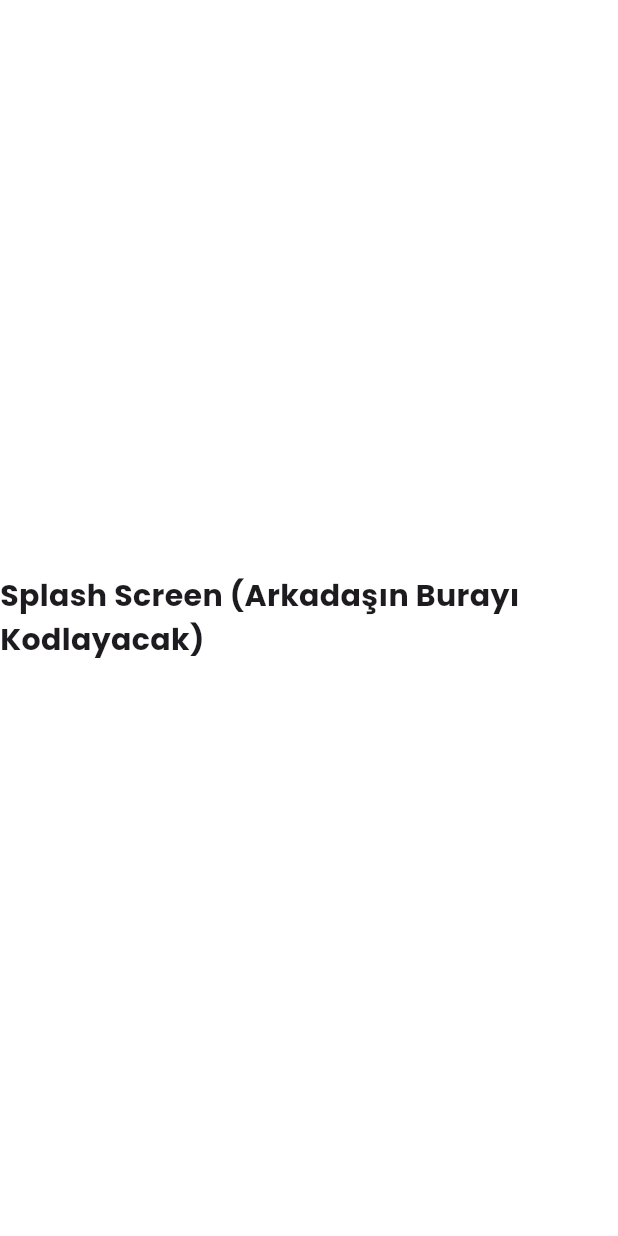
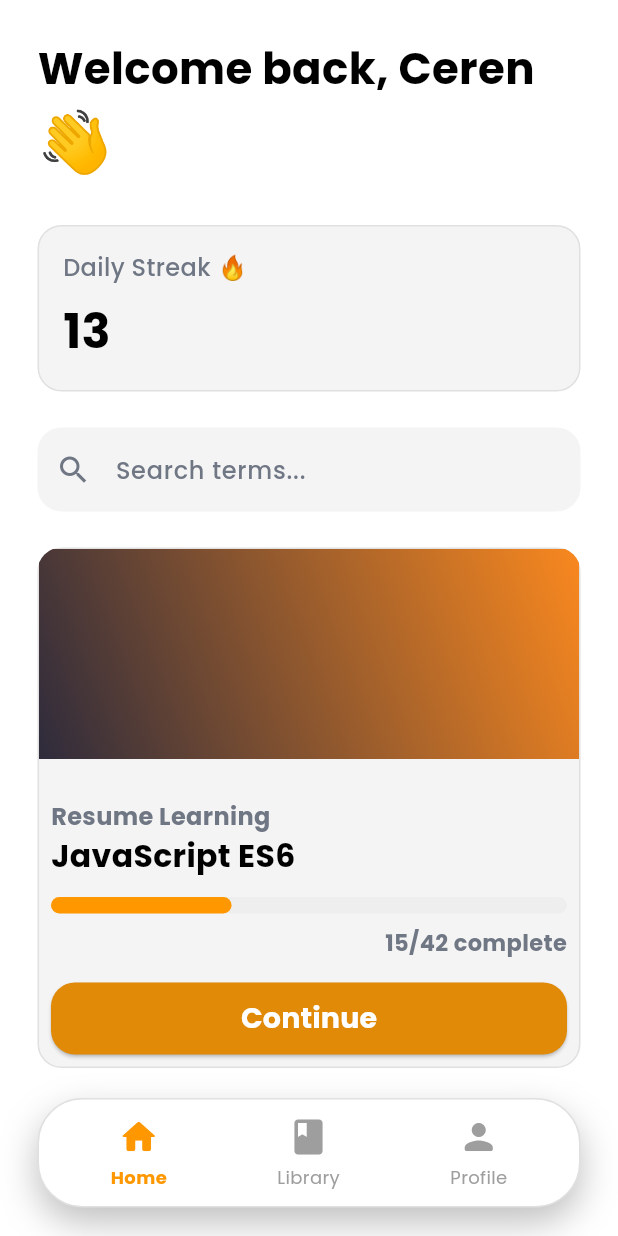
Before and after one commit to cern97/termflow, a Flutter app: the screen it shows after launch, on a phone screen of 412 x 824 dp. Run offline on Flutter 3.47's test engine with Material 3 defaults, Android fonts, the phone set to English and light mode, and no system bars; our stand-ins replace google_fonts.

Commit message:
Home screen tasarımı tamamlandı

```diff
--- a/lib/core/theme/app_colors.dart
+++ b/lib/core/theme/app_colors.dart
@@ -27,7 +27,7 @@ class AppColors {
 
   /// Koyu Yazı (Dark Text)
   /// Kullanım: "Welcome back", "Create Account" gibi ana başlıklar.
-  static const Color darkText = Color(0xFF384250);
+  static const Color darkText = Color.fromARGB(255, 0, 0, 0);
 
   /// Açık Yazı (Light/Grey Text)
   /// Kullanım: Alt açıklamalar, "Please sign up to continue" gibi yazılar.
@@ -51,4 +51,7 @@ class AppColors {
 
   /// Sayfa Arkaplanı (Beyaz)
   static const Color background = Colors.white;
+
+  /// kart arkaplan
+  static const Color cardBackground = Color.fromARGB(104, 231, 228, 228);
 }
--- a/lib/main.dart
+++ b/lib/main.dart
@@ -1,4 +1,5 @@
 import 'package:flutter/material.dart';
+import 'package:termflow/pages/home/home_screen.dart';
 
 // 1. Senin hazırladığın tema dosyasını (Renkler + Fontlar) çağırıyoruz
 import 'core/theme/app_theme.dart';
@@ -28,7 +29,7 @@ class MyApp extends StatelessWidget {
       theme: AppTheme.lightTheme,
 
       // Başlangıç rotası (Splash ekranı)
-      home: const SplashScreen(),
+      home: const HomeScreen(),
     );
   }
 }
--- a/lib/pages/home/home_screen.dart
+++ b/lib/pages/home/home_screen.dart
@@ -0,0 +1,294 @@
+import 'package:flutter/material.dart';
+import 'package:termflow/core/theme/app_colors.dart';
+
+class HomeScreen extends StatefulWidget {
+  const HomeScreen({super.key});
+
+  @override
+  State<HomeScreen> createState() => _HomeScreenState();
+}
+
+class _HomeScreenState extends State<HomeScreen> {
+  int _selectedIndex = 0; // 0: Home, 1: Library, 2: Profile
+
+  @override
+  Widget build(BuildContext context) {
+    return Scaffold(
+      body: SafeArea(
+        child: Padding(
+          padding: const EdgeInsets.all(25.0),
+          child: Column(
+            crossAxisAlignment: CrossAxisAlignment.start,
+            children: [
+              Text(
+                "Welcome back, Ceren",
+                style: TextStyle(
+                  fontSize: 29,
+                  fontWeight: FontWeight.bold,
+                  color: AppColors.darkText,
+                ),
+              ),
+              SizedBox(height: 1),
+              Text(
+                "👋",
+                style: TextStyle(fontSize: 41), // Emojiyi büyütelim
+              ),
+              SizedBox(height: 24),
+
+              Container(
+                width: double.infinity,
+                padding: const EdgeInsets.all(16),
+
+                decoration: BoxDecoration(
+                  color: AppColors.cardBackground,
+                  borderRadius: BorderRadius.circular(16),
+                  border: Border.all(color: Colors.grey.shade300),
+                ),
+                child: Column(
+                  crossAxisAlignment: CrossAxisAlignment.start,
+                  children: [
+                    Text(
+                      "Daily Streak 🔥",
+                      style: TextStyle(
+                        fontSize: 16,
+                        color: AppColors.lightText,
+                        fontWeight: FontWeight.w500,
+                      ),
+                    ),
+                    SizedBox(height: 8),
+                    Text(
+                      "13",
+                      style: TextStyle(
+                        fontSize: 32,
+                        fontWeight: FontWeight.bold,
+                        color: AppColors.darkText,
+                      ),
+                    ),
+                  ],
+                ),
+              ),
+              // Araya yine boşluk koyalım
+              SizedBox(height: 24),
+
+              // ARAMA ÇUBUĞU (TextField)
+              TextField(
+                decoration: InputDecoration(
+                  // İpucu yazısı (Kullanıcı yazmaya başlayınca kaybolur)
+                  hintText: "Search terms...",
+                  hintStyle: TextStyle(
+                    color: AppColors.lightText,
+                    fontWeight: FontWeight.w500,
+                  ),
+
+                  // Sol taraftaki büyüteç ikonu
+                  prefixIcon: Icon(
+                    Icons.search,
+                    color: AppColors.lightText,
+                    fontWeight: FontWeight.w500,
+                  ),
+
+                  // Arka plan rengi ayarları
+                  filled: true, // "İçini boya" komutu
+                  fillColor: AppColors
+                      .cardBackground, // Çok açık gri (AppColors.inputBackground)
+                  // Kenarlık ayarları (Çerçeve olmasın ama köşeler yuvarlak olsun)
+                  border: OutlineInputBorder(
+                    borderRadius: BorderRadius.circular(16),
+                    borderSide: BorderSide.none,
+                  ),
+
+                  // İçerideki yazının kenarlara uzaklığı
+                  contentPadding: EdgeInsets.symmetric(vertical: 16),
+                ),
+              ),
+              SizedBox(height: 24),
+
+              Container(
+                width: double.infinity,
+
+                decoration: BoxDecoration(
+                  color: AppColors.cardBackground,
+                  borderRadius: BorderRadius.circular(16),
+                  border: Border.all(color: Colors.grey.shade300),
+                ),
+
+                // ÖNEMLİ: İçine koyacağımız renkler köşelerden taşmasın diye bunu ekliyoruz
+                clipBehavior: Clip.antiAlias,
+
+                // Şimdi kartın içini dizmeye başlıyoruz (Alt alta gelecekler)
+                child: Column(
+                  children: [
+                    Container(
+                      height: 140,
+                      width: double.infinity,
+                      decoration: BoxDecoration(
+                        gradient: LinearGradient(
+                          colors: [
+                            Color(0xFF2E2B3C), // Koyu renk
+                            Color(0xFFF9881F), // Turuncu renk
+                          ],
+                          begin: Alignment.bottomLeft,
+                          end: Alignment.topRight,
+                        ),
+                      ),
+                    ),
+                    SizedBox(height: 19),
+                    Padding(
+                      padding: const EdgeInsets.all(8.0),
+                      child: Column(
+                        crossAxisAlignment: CrossAxisAlignment.stretch,
+                        children: [
+                          Text(
+                            "Resume Learning",
+                            style: TextStyle(
+                              color: AppColors.lightText,
+                              fontSize: 16,
+                              fontWeight: FontWeight.bold,
+                            ),
+                          ),
+
+                          // Araya yine boşluk koyalım
+                          Text(
+                            "JavaScript ES6",
+                            style: TextStyle(
+                              fontSize: 21,
+                              color: AppColors.darkText,
+                              fontWeight: FontWeight.bold,
+                            ),
+                          ),
+
+                          SizedBox(height: 12),
+
+                          // İlerleme Çubuğu
+                          LinearProgressIndicator(
+                            value: 0.35, // Çubuğun doluluk oranı (%35)
+                            backgroundColor:
+                                Colors.grey.shade200, // Arka plan (gri)
+                            color: Colors.orange, // Dolu kısım (turuncu)
+                            minHeight: 11, // Çubuğun kalınlığı
+                            borderRadius: BorderRadius.circular(10),
+                          ),
+                          SizedBox(height: 9),
+                          // Sağ taraftaki "15/42" yazısı
+                          Align(
+                            alignment: Alignment.centerRight,
+
+                            child: Text(
+                              "15/42 complete",
+                              style: TextStyle(
+                                color: AppColors.lightText,
+                                fontSize: 15,
+                                fontWeight: FontWeight.bold,
+                              ),
+                            ),
+                          ),
+
+                          SizedBox(height: 16),
+
+                          SizedBox(
+                            width: double.infinity,
+                            height: 48,
+                            child: ElevatedButton(
+                              onPressed: () {},
+                              style: ElevatedButton.styleFrom(
+                                backgroundColor: const Color.fromARGB(
+                                  255,
+                                  224,
+                                  138,
+                                  8,
+                                ),
+                                foregroundColor: Colors.white,
+                                shape: RoundedRectangleBorder(
+                                  borderRadius: BorderRadius.circular(16),
+                                ),
+                              ),
+                              child: Text(
+                                "Continue",
+                                style: TextStyle(
+                                  fontWeight: FontWeight.bold,
+                                  fontSize: 19,
+                                ),
+                              ),
+                            ),
+                          ),
+                        ],
+                      ),
+                    ),
+                  ],
+                ),
+              ),
+            ],
+          ),
+        ),
+      ),
+
+      // Body bittikten sonra, Scaffold kapanmadan hemen önce:
+      bottomNavigationBar: Container(
+        // Menüyü aşağıdan ve kenarlardan uzaklaştır (Yüzen efekt)
+        margin: const EdgeInsets.fromLTRB(25, 0, 25, 19),
+        padding: const EdgeInsets.all(11), // İç boşluk
+
+       decoration: BoxDecoration(
+          color: Colors.white, // Kutunun rengi
+          borderRadius: BorderRadius.circular(30), // Yuvarlatma
+
+          // 1. HAMLE: İnce bir çerçeve ekle (Belirginleştirir)
+          border: Border.all(color: Colors.grey.shade300, width: 1),
+
+          // 2. HAMLE: Gölgeyi biraz daha koyu yap (0.1 yerine 0.2 veya 0.3)
+          boxShadow: [
+            BoxShadow(
+              color: Colors.black.withOpacity(0.25), // Gölge koyuluğu arttı
+              blurRadius: 20, // Gölge bulanıklığı
+              offset: const Offset(0, 10), // Aşağı doğru kaydır
+            ),
+          ],
+        ),
+
+        child: Row(
+          mainAxisAlignment:
+              MainAxisAlignment.spaceAround, // Butonları eşit dağıt
+          children: [
+            _buildNavItem(0, Icons.home_rounded, "Home"),
+            _buildNavItem(1, Icons.book_rounded, "Library"),
+            _buildNavItem(2, Icons.person_rounded, "Profile"),
+          ],
+        ),
+      ),
+    );
+  }
+
+  // BU KODU EN ALTA YAPIŞTIR (Helper Metot)
+  Widget _buildNavItem(int index, IconData icon, String label) {
+    bool isSelected = _selectedIndex == index;
+
+    return GestureDetector(
+      onTap: () {
+        setState(() {
+          _selectedIndex = index;
+        });
+      },
+      child: Column(
+        mainAxisSize: MainAxisSize.min,
+        children: [
+          Icon(
+            icon,
+            color: isSelected
+                ? Colors.orange
+                : Colors.grey, // Seçiliyse Turuncu
+            size: 28,
+          ),
+          const SizedBox(height: 4),
+          Text(
+            label,
+            style: TextStyle(
+              color: isSelected ? Colors.orange : Colors.grey,
+              fontSize: 12,
+              fontWeight: isSelected ? FontWeight.bold : FontWeight.normal,
+            ),
+          ),
+        ],
+      ),
+    );
+  }
+}
```
